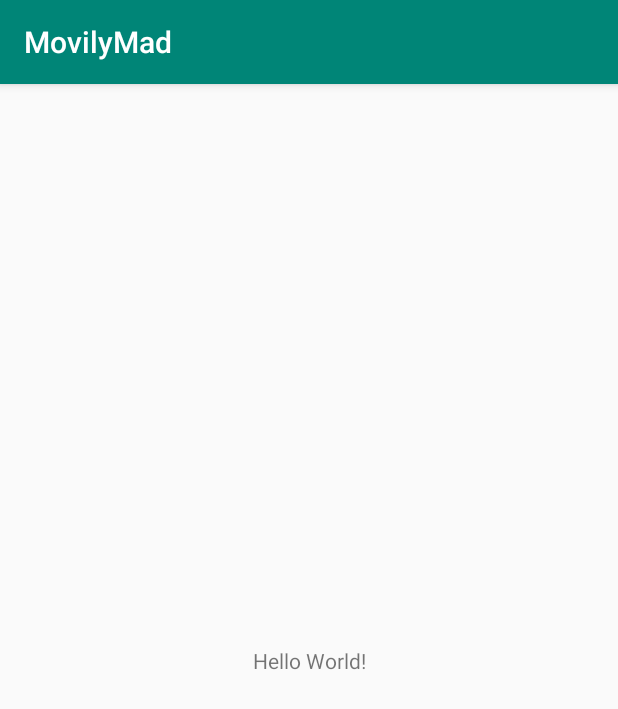
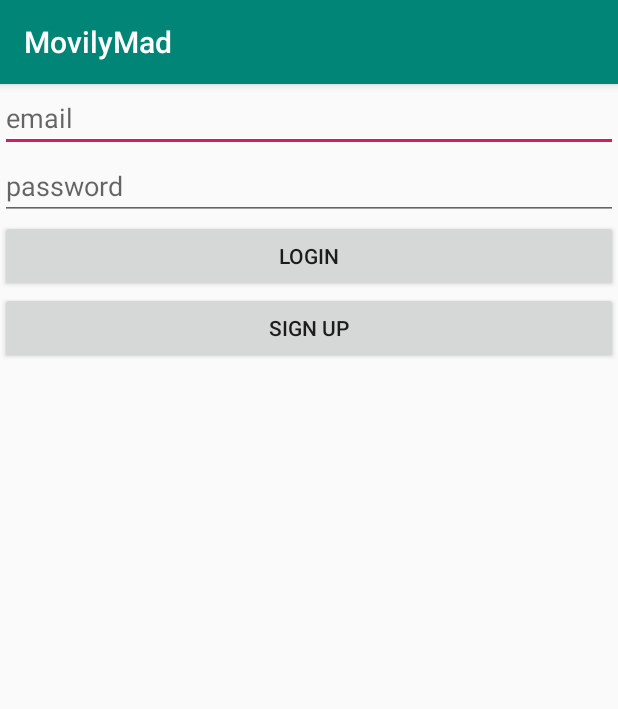
Before and after one commit to JoanFelez/MovilyMad, an Android app: the screen it shows after launch (MainActivity before the commit, LoginActivity after it), on a phone screen of 412 x 824 dp. Shown: the top 709 px of the screen. Run offline under Robolectric (Android 15) with nearby library versions, the phone set to English and light mode, and no system bars; our stand-ins replace Firebase (no records; nobody signed in at launch, a user with empty details on screens opened directly).

Commit message:
Add Login Activity

```diff
--- a/MovilyMad/app/build.gradle
+++ b/MovilyMad/app/build.gradle
@@ -5,7 +5,7 @@ android {
     compileSdkVersion 28
     defaultConfig {
         applicationId "com.example.movilymad"
-        minSdkVersion 15
+        minSdkVersion 16
         targetSdkVersion 28
         versionCode 1
         versionName "1.0"
@@ -24,9 +24,11 @@ dependencies {
     implementation 'com.android.support:appcompat-v7:28.0.0'
     implementation 'com.android.support.constraint:constraint-layout:1.1.3'
     implementation 'com.google.firebase:firebase-core:16.0.9'
+    implementation group: 'com.google.firebase', name: 'firebase-database', version: '17.0.0'
     implementation 'com.android.support:support-media-compat:28.0.0'
     implementation 'com.android.support:support-v4:28.0.0'
     testImplementation 'junit:junit:4.12'
     androidTestImplementation 'com.android.support.test:runner:1.0.2'
     androidTestImplementation 'com.android.support.test.espresso:espresso-core:3.0.2'
+    implementation 'com.google.firebase:firebase-auth:17.0.0'
 }
--- a/MovilyMad/app/src/main/AndroidManifest.xml
+++ b/MovilyMad/app/src/main/AndroidManifest.xml
@@ -9,7 +9,8 @@
         android:roundIcon="@mipmap/ic_launcher_round"
         android:supportsRtl="true"
         android:theme="@style/AppTheme">
-        <activity android:name=".MainActivity">
+        <activity android:name=".MapActivity"></activity>
+        <activity android:name=".LoginActivity">
             <intent-filter>
                 <action android:name="android.intent.action.MAIN" />
 
--- /dev/null
+++ b/MovilyMad/app/src/main/java/com/example/movilymad/LoginActivity.java
@@ -0,0 +1,104 @@
+package com.example.movilymad;
+
+import android.content.Intent;
+import android.support.annotation.NonNull;
+import android.support.v7.app.AppCompatActivity;
+import android.os.Bundle;
+import android.view.View;
+import android.widget.Button;
+import android.widget.EditText;
+import android.widget.Toast;
+
+import com.google.android.gms.tasks.OnCompleteListener;
+import com.google.android.gms.tasks.Task;
+import com.google.firebase.auth.AuthResult;
+import com.google.firebase.auth.FirebaseAuth;
+import com.google.firebase.auth.FirebaseUser;
+import com.google.firebase.database.DatabaseReference;
+import com.google.firebase.database.FirebaseDatabase;
+
+public class LoginActivity extends AppCompatActivity {
+    private EditText mEmail, mPass;
+    private Button mLogin, mRegistration;
+
+    private FirebaseAuth mAuth;
+    private FirebaseAuth.AuthStateListener firebaseAuthListener;
+    @Override
+    protected void onCreate(Bundle savedInstanceState) {
+        super.onCreate(savedInstanceState);
+        setContentView(R.layout.activity_main);
+
+        mAuth = FirebaseAuth.getInstance();
+        firebaseAuthListener = new FirebaseAuth.AuthStateListener() {
+            @Override
+            public void onAuthStateChanged(@NonNull FirebaseAuth firebaseAuth) {
+                FirebaseUser user = firebaseAuth.getInstance().getCurrentUser();
+                if (user != null){
+                    Intent intent = new Intent(LoginActivity.this, MapActivity.class);
+                    startActivity(intent);
+                    finish();
+                    return;
+                }
+            }
+        };
+
+        mEmail = findViewById(R.id.email);
+        mPass = findViewById(R.id.pass);
+
+        mLogin = findViewById(R.id.login);
+        mRegistration = findViewById(R.id.registration);
+
+        mRegistration.setOnClickListener(new View.OnClickListener() {
+            @Override
+            public void onClick(View v) {
+                final String email = mEmail.getText().toString();
+                final String pass = mPass.getText().toString();
+                mAuth.createUserWithEmailAndPassword(email, pass).addOnCompleteListener(LoginActivity.this, new OnCompleteListener<AuthResult>() {
+                    @Override
+                    public void onComplete(@NonNull Task<AuthResult> task) {
+                        if(!task.isSuccessful())
+                            Toast.makeText(LoginActivity.this, "Sign up error", Toast.LENGTH_SHORT).show();
+                        else{
+                            String user_id = mAuth.getCurrentUser().getUid();
+                            DatabaseReference current_user_db = FirebaseDatabase.getInstance().getReference().child("users").child(user_id);
+                            current_user_db.setValue(true);
+                        }
+                    }
+                });
+            }
+        });
+
+        mLogin.setOnClickListener(new View.OnClickListener() {
+            @Override
+            public void onClick(View v) {
+                final String email = mEmail.getText().toString();
+                final String pass = mPass.getText().toString();
+
+                mAuth.signInWithEmailAndPassword(email, pass).addOnCompleteListener(LoginActivity.this, new OnCompleteListener<AuthResult>() {
+                    @Override
+                    public void onComplete(@NonNull Task<AuthResult> task) {
+                        if(!task.isSuccessful())
+                            Toast.makeText(LoginActivity.this, "Login error", Toast.LENGTH_SHORT).show();
+                        else{
+                            String user_id = mAuth.getCurrentUser().getUid();
+                            DatabaseReference current_user_db = FirebaseDatabase.getInstance().getReference().child("users").child(user_id);
+                            current_user_db.setValue(true);
+                        }
+                    }
+                });
+            }
+        });
+    }
+
+    @Override
+    protected void onStart() {
+        super.onStart();
+        mAuth.addAuthStateListener(firebaseAuthListener);
+    }
+
+    @Override
+    protected void onStop() {
+        super.onStop();
+        mAuth.removeAuthStateListener(firebaseAuthListener);
+    }
+}
--- a/MovilyMad/app/src/main/java/com/example/movilymad/MainActivity.java
+++ b/MovilyMad/app/src/main/java/com/example/movilymad/MapActivity.java
@@ -3,11 +3,11 @@ package com.example.movilymad;
 import android.support.v7.app.AppCompatActivity;
 import android.os.Bundle;
 
-public class MainActivity extends AppCompatActivity {
+public class MapActivity extends AppCompatActivity {
 
     @Override
     protected void onCreate(Bundle savedInstanceState) {
         super.onCreate(savedInstanceState);
-        setContentView(R.layout.activity_main);
+        setContentView(R.layout.activity_map);
     }
 }
--- a/MovilyMad/app/src/main/res/layout/activity_main.xml
+++ b/MovilyMad/app/src/main/res/layout/activity_main.xml
@@ -1,18 +1,36 @@
 <?xml version="1.0" encoding="utf-8"?>
-<android.support.constraint.ConstraintLayout xmlns:android="http://schemas.android.com/apk/res/android"
+<LinearLayout xmlns:android="http://schemas.android.com/apk/res/android"
     xmlns:app="http://schemas.android.com/apk/res-auto"
     xmlns:tools="http://schemas.android.com/tools"
     android:layout_width="match_parent"
     android:layout_height="match_parent"
-    tools:context=".MainActivity">
+    tools:context=".LoginActivity"
+    android:orientation="vertical"
+    >
 
-    <TextView
-        android:layout_width="wrap_content"
+   <EditText
+       android:layout_width="match_parent"
+       android:layout_height="wrap_content"
+       android:hint="email"
+       android:id="@+id/email"
+       />
+    <EditText
+        android:layout_width="match_parent"
         android:layout_height="wrap_content"
-        android:text="Hello World!"
-        app:layout_constraintBottom_toBottomOf="parent"
-        app:layout_constraintLeft_toLeftOf="parent"
-        app:layout_constraintRight_toRightOf="parent"
-        app:layout_constraintTop_toTopOf="parent" />
+        android:hint="password"
+        android:id="@+id/pass"
+        />
+    <Button
+        android:layout_width="match_parent"
+        android:layout_height="wrap_content"
+        android:text="Login"
+        android:id="@+id/login"
+        />
+    <Button
+        android:layout_width="match_parent"
+        android:layout_height="wrap_content"
+        android:text="Sign up"
+        android:id="@+id/registration"
+        />
 
-</android.support.constraint.ConstraintLayout>
+</LinearLayout>
```
Also changed, not shown: MovilyMad/app/src/main/res/layout/activity_map.xml (added, +9 -0 lines).
